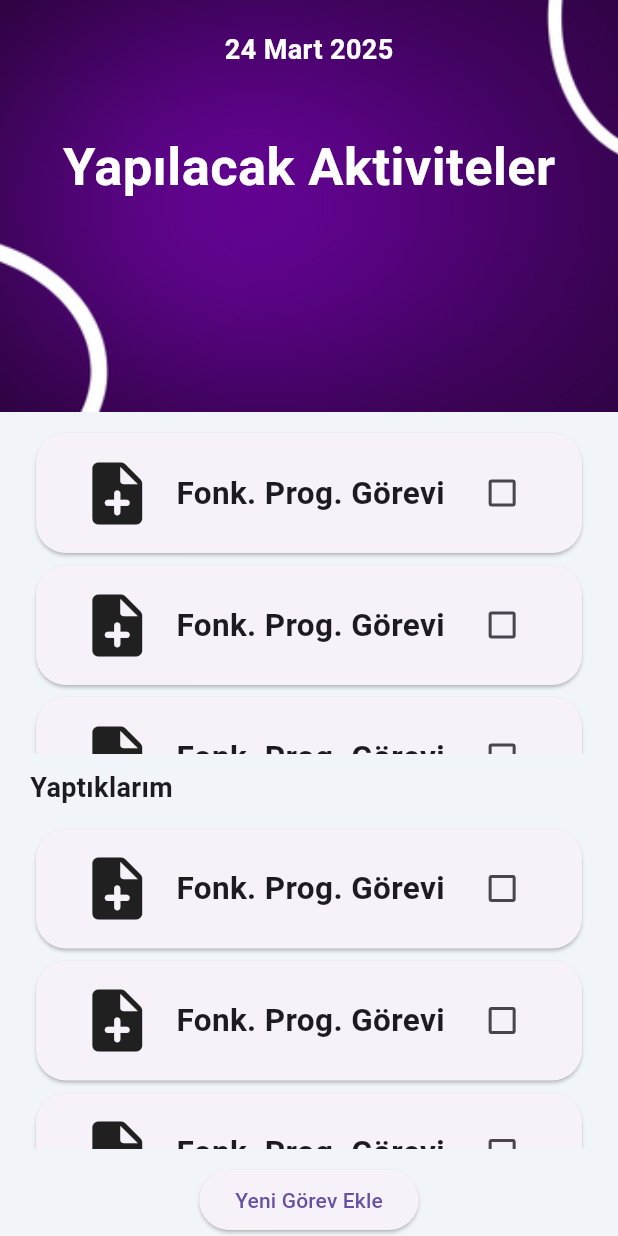
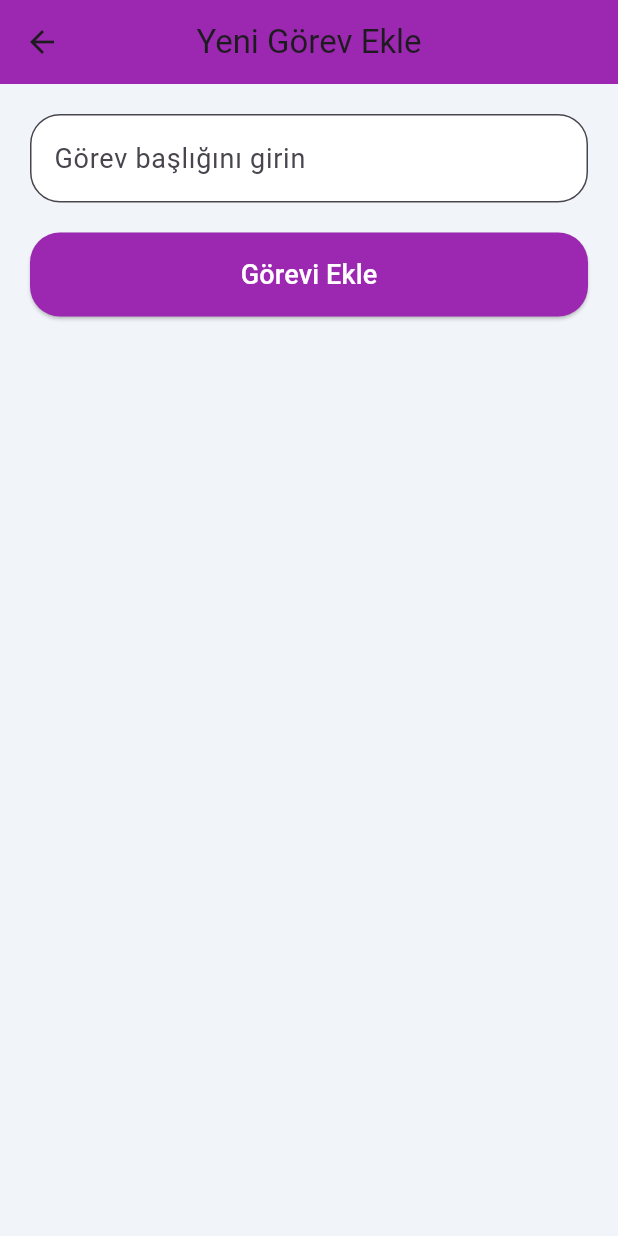
Before and after one commit to MUTLU234/Plan_Pusulasi_Mobile_App, a Flutter app: the screen it shows after launch, after a tap on "Yeni Görev Ekle", on a phone screen of 412 x 824 dp. Run offline on Flutter 3.47's test engine with Material 3 defaults, Android fonts, the phone set to English and light mode, and no system bars; our stand-ins replace hexcolor.

Commit message:
'hafta_3_commit'

```diff
--- a/lib/main.dart
+++ b/lib/main.dart
@@ -1,6 +1,7 @@
 import 'package:flutter/material.dart';
 import 'package:hexcolor/hexcolor.dart';
 import 'package:plan_pusulasi/constants/color.dart';
+import 'package:plan_pusulasi/screens/add_task_screen.dart';
 
 void main() {
   runApp(const MyApp());
@@ -14,17 +15,59 @@ class MyApp extends StatefulWidget {
 }
 
 class _MyAppState extends State<MyApp> {
-  bool isChecked = false;
+  List<Task> tasks = [
+    Task("Fonk. Prog. Görevi", false),
+    Task("Ana Ekran Düzenini İncele", false),
+    Task("Boşluk ve Margin Ayarları", false),
+  ];
 
+  List<Task> completedTasks = [
+    Task("Fonk. Prog. Görevi", true),
+    Task("Fonk. Prog. Görevi", true),
+  ];
+
+  void _addNewTask(String taskTitle) {
+    setState(() {
+      tasks.add(Task(taskTitle, false));
+    });
+  }
+
+  @override
+  Widget build(BuildContext context) {
+    return MaterialApp(
+      debugShowCheckedModeBanner: false,
+      home: HomeScreen(
+        tasks: tasks,
+        completedTasks: completedTasks,
+        onTaskAdded: _addNewTask,
+      ),
+    );
+  }
+}
+
+class HomeScreen extends StatefulWidget {
+  final List<Task> tasks;
+  final List<Task> completedTasks;
+  final Function(String) onTaskAdded;
+
+  const HomeScreen({
+    super.key,
+    required this.tasks,
+    required this.completedTasks,
+    required this.onTaskAdded,
+  });
+
+  @override
+  State<HomeScreen> createState() => _HomeScreenState();
+}
+
+class _HomeScreenState extends State<HomeScreen> {
   @override
   Widget build(BuildContext context) {
     double deviceHeight = MediaQuery.of(context).size.height;
     double deviceWidth = MediaQuery.of(context).size.width;
 
-    return MaterialApp(
-      debugShowCheckedModeBanner: false,
-      home: SafeArea(
-        //SafeArea sayesinde üstteki bildirim panelini kapsamadık onun altından başladık.
+    return SafeArea(
       child: Scaffold(
         backgroundColor: HexColor(backgroundColor),
         body: Column(
@@ -32,23 +75,18 @@ class _MyAppState extends State<MyApp> {
             // Header
             Container(
               width: deviceWidth,
-                height: deviceHeight / 3, //bölü 3 ekranın 3'te 1'i
+              height: deviceHeight / 3,
               decoration: BoxDecoration(
                 color: Colors.purple,
-                  image: DecorationImage(
+                image: const DecorationImage(
                   image: AssetImage("lib/assets/images/header.png"),
-                    fit:
-                        BoxFit
-                            .cover, //header.png görseli Header alanına yayıldı, kenarlarda boşluk kalmadı.
+                  fit: BoxFit.cover,
                 ),
               ),
-                child: const Column(
+              child: Column(
+                mainAxisAlignment: MainAxisAlignment.center,
                 children: [
-                    Padding(
-                      padding: EdgeInsets.only(
-                        top: 20,
-                      ), //tepeden 20 birim boşluk bıraktım.
-                      child: Text(
+                  const Text(
                     "24 Mart 2025",
                     style: TextStyle(
                       color: Colors.white,
@@ -56,12 +94,8 @@ class _MyAppState extends State<MyApp> {
                       fontWeight: FontWeight.bold,
                     ),
                   ),
-                    ),
-                    Padding(
-                      padding: EdgeInsets.only(
-                        top: 40,
-                      ), //Üstündeki nesneden 40 birim boşluk bıraktım.
-                      child: Text(
+                  const SizedBox(height: 20),
+                  const Text(
                     "Yapılacak Aktiviteler",
                     style: TextStyle(
                       color: Colors.white,
@@ -69,233 +103,211 @@ class _MyAppState extends State<MyApp> {
                       fontWeight: FontWeight.bold,
                     ),
                   ),
-                    ),
                 ],
               ),
             ),
-              // Top Column Yukarıdaki
+            // Top Column - Active Tasks
             Expanded(
               child: Padding(
-                  padding: const EdgeInsets.fromLTRB(20, 10, 20, 10),
-                  child: SingleChildScrollView(
+                padding: const EdgeInsets.fromLTRB(20, 20, 20, 10),
                 child: Column(
+                  crossAxisAlignment: CrossAxisAlignment.start,
                   children: [
-                        Card(
+                    const Text(
+                      "Yapılacaklar",
+                      style: TextStyle(
+                        fontWeight: FontWeight.bold,
+                        fontSize: 20,
+                      ),
+                    ),
+                    const SizedBox(height: 10),
+                    Expanded(
+                      child: ListView.builder(
+                        itemCount: widget.tasks.length,
+                        itemBuilder: (context, index) {
+                          return AnimatedContainer(
+                            duration: const Duration(milliseconds: 300),
+                            margin: const EdgeInsets.only(bottom: 10),
+                            child: Card(
+                              elevation: 4,
                               shape: RoundedRectangleBorder(
                                 borderRadius: BorderRadius.circular(20),
                               ),
                               child: Padding(
                                 padding: const EdgeInsets.all(15),
                                 child: Row(
-                              mainAxisAlignment: MainAxisAlignment.spaceEvenly,
+                                  mainAxisAlignment:
+                                      MainAxisAlignment.spaceBetween,
                                   children: [
-                                const Icon(Icons.note_add_rounded, size: 50),
-                                const Text(
-                                  "Fonk. Prog. Görevi",
-                                  style: TextStyle(
+                                    Row(
+                                      children: [
+                                        const Icon(
+                                          Icons.note_add_rounded,
+                                          size: 40,
+                                        ),
+                                        const SizedBox(width: 15),
+                                        Text(
+                                          widget.tasks[index].title,
+                                          style: const TextStyle(
                                             fontWeight: FontWeight.bold,
-                                    fontSize: 21,
+                                            fontSize: 18,
                                           ),
                                         ),
+                                      ],
+                                    ),
                                     Checkbox(
-                                  value: isChecked,
-                                  onChanged:
-                                      (val) => {
+                                      value: widget.tasks[index].isCompleted,
+                                      onChanged: (val) {
                                         setState(() {
-                                          isChecked = val!;
-                                        }),
+                                          widget.tasks[index].isCompleted =
+                                              val!;
+                                          if (val) {
+                                            widget.completedTasks.add(
+                                              widget.tasks[index],
+                                            );
+                                            widget.tasks.removeAt(index);
+                                          }
+                                        });
                                       },
                                     ),
                                   ],
                                 ),
                               ),
                             ),
-                        Card(
+                          );
+                        },
+                      ),
+                    ),
+                  ],
+                ),
+              ),
+            ),
+            // Bottom Column - Completed Tasks
+            Expanded(
+              child: Padding(
+                padding: const EdgeInsets.fromLTRB(20, 10, 20, 20),
+                child: Column(
+                  crossAxisAlignment: CrossAxisAlignment.start,
+                  children: [
+                    const Text(
+                      "Yaptıklarım",
+                      style: TextStyle(
+                        fontWeight: FontWeight.bold,
+                        fontSize: 20,
+                      ),
+                    ),
+                    const SizedBox(height: 10),
+                    Expanded(
+                      child: ListView.builder(
+                        itemCount: widget.completedTasks.length,
+                        itemBuilder: (context, index) {
+                          return AnimatedContainer(
+                            duration: const Duration(milliseconds: 300),
+                            margin: const EdgeInsets.only(bottom: 10),
+                            child: Card(
+                              elevation: 2,
+                              color: Colors.grey[200],
                               shape: RoundedRectangleBorder(
                                 borderRadius: BorderRadius.circular(20),
                               ),
                               child: Padding(
                                 padding: const EdgeInsets.all(15),
                                 child: Row(
-                              mainAxisAlignment: MainAxisAlignment.spaceEvenly,
+                                  mainAxisAlignment:
+                                      MainAxisAlignment.spaceBetween,
                                   children: [
-                                const Icon(Icons.note_add_rounded, size: 50),
-                                const Text(
-                                  "Fonk. Prog. Görevi",
-                                  style: TextStyle(
+                                    Row(
+                                      children: [
+                                        const Icon(
+                                          Icons.check_circle,
+                                          size: 40,
+                                          color: Colors.green,
+                                        ),
+                                        const SizedBox(width: 15),
+                                        Text(
+                                          widget.completedTasks[index].title,
+                                          style: const TextStyle(
                                             fontWeight: FontWeight.bold,
-                                    fontSize: 21,
+                                            fontSize: 18,
+                                            decoration:
+                                                TextDecoration.lineThrough,
                                           ),
                                         ),
+                                      ],
+                                    ),
                                     Checkbox(
-                                  value: isChecked,
-                                  onChanged:
-                                      (val) => {
+                                      value:
+                                          widget
+                                              .completedTasks[index]
+                                              .isCompleted,
+                                      onChanged: (val) {
                                         setState(() {
-                                          isChecked = val!;
-                                        }),
+                                          widget
+                                              .completedTasks[index]
+                                              .isCompleted = val!;
+                                          if (!val) {
+                                            widget.tasks.add(
+                                              widget.completedTasks[index],
+                                            );
+                                            widget.completedTasks.removeAt(
+                                              index,
+                                            );
+                                          }
+                                        });
                                       },
                                     ),
                                   ],
                                 ),
                               ),
                             ),
-                        Card(
+                          );
+                        },
+                      ),
+                    ),
+                  ],
+                ),
+              ),
+            ),
+            // Add Task Button
+            Padding(
+              padding: const EdgeInsets.all(20),
+              child: ElevatedButton(
+                onPressed: () {
+                  Navigator.push(
+                    context,
+                    MaterialPageRoute(
+                      builder:
+                          (context) =>
+                              AddTaskScreen(onTaskAdded: widget.onTaskAdded),
+                    ),
+                  );
+                },
+                style: ElevatedButton.styleFrom(
+                  backgroundColor: Colors.purple,
+                  padding: const EdgeInsets.symmetric(
+                    horizontal: 40,
+                    vertical: 15,
+                  ),
                   shape: RoundedRectangleBorder(
                     borderRadius: BorderRadius.circular(20),
                   ),
-                          child: Padding(
-                            padding: const EdgeInsets.all(15),
-                            child: Row(
-                              mainAxisAlignment: MainAxisAlignment.spaceEvenly,
-                              children: [
-                                const Icon(Icons.note_add_rounded, size: 50),
-                                const Text(
-                                  "Fonk. Prog. Görevi",
-                                  style: TextStyle(
-                                    fontWeight: FontWeight.bold,
-                                    fontSize: 21,
                 ),
-                                ),
-                                Checkbox(
-                                  value: isChecked,
-                                  onChanged:
-                                      (val) => {
-                                        setState(() {
-                                          isChecked = val!;
-                                        }),
-                                      },
-                                ),
-                              ],
+                child: const Text(
+                  "Yeni Görev Ekle",
+                  style: TextStyle(fontSize: 16, color: Colors.white),
                 ),
               ),
             ),
           ],
         ),
       ),
-                ),
-              ),
-              // Yaptıklarım Text'i
-              const Padding(
-                padding: EdgeInsets.only(left: 20),
-                child: Align(
-                  alignment: Alignment.centerLeft,
-                  child: Text(
-                    "Yaptıklarım",
-                    style: TextStyle(fontWeight: FontWeight.bold, fontSize: 18),
-                  ),
-                ),
-              ),
-              // Bottom Column Alttaki
-              Expanded(
-                child: Padding(
-                  padding: const EdgeInsets.fromLTRB(20, 10, 20, 10),
-                  child: SingleChildScrollView(
-                    child: Column(
-                      children: [
-                        Card(
-                          shape: RoundedRectangleBorder(
-                            borderRadius: BorderRadius.circular(20),
-                          ),
-                          child: Padding(
-                            padding: const EdgeInsets.all(15),
-                            child: Row(
-                              mainAxisAlignment: MainAxisAlignment.spaceEvenly,
-                              children: [
-                                const Icon(Icons.note_add_rounded, size: 50),
-                                const Text(
-                                  "Fonk. Prog. Görevi",
-                                  style: TextStyle(
-                                    fontWeight: FontWeight.bold,
-                                    fontSize: 21,
-                                  ),
-                                ),
-                                Checkbox(
-                                  value: isChecked,
-                                  onChanged:
-                                      (val) => {
-                                        setState(() {
-                                          isChecked = val!;
-                                        }),
-                                      },
-                                ),
-                              ],
-                            ),
-                          ),
-                        ),
-                        Card(
-                          shape: RoundedRectangleBorder(
-                            borderRadius: BorderRadius.circular(20),
-                          ),
-                          child: Padding(
-                            padding: const EdgeInsets.all(15),
-                            child: Row(
-                              mainAxisAlignment: MainAxisAlignment.spaceEvenly,
-                              children: [
-                                const Icon(Icons.note_add_rounded, size: 50),
-                                const Text(
-                                  "Fonk. Prog. Görevi",
-                                  style: TextStyle(
-                                    fontWeight: FontWeight.bold,
-                                    fontSize: 21,
-                                  ),
-                                ),
-                                Checkbox(
-                                  value: isChecked,
-                                  onChanged:
-                                      (val) => {
-                                        setState(() {
-                                          isChecked = val!;
-                                        }),
-                                      },
-                                ),
-                              ],
-                            ),
-                          ),
-                        ),
-                        Card(
-                          shape: RoundedRectangleBorder(
-                            borderRadius: BorderRadius.circular(20),
-                          ),
-                          child: Padding(
-                            padding: const EdgeInsets.all(15),
-                            child: Row(
-                              mainAxisAlignment: MainAxisAlignment.spaceEvenly,
-                              children: [
-                                const Icon(Icons.note_add_rounded, size: 50),
-                                const Text(
-                                  "Fonk. Prog. Görevi",
-                                  style: TextStyle(
-                                    fontWeight: FontWeight.bold,
-                                    fontSize: 21,
-                                  ),
-                                ),
-                                Checkbox(
-                                  value: isChecked,
-                                  onChanged:
-                                      (val) => {
-                                        setState(() {
-                                          isChecked = val!;
-                                        }),
-                                      },
-                                ),
-                              ],
-                            ),
-                          ),
-                        ),
-                      ],
-                    ),
-                  ),
-                ),
-              ),
-              ElevatedButton(
-                onPressed: () {},
-                child: const Text("Yeni Görev Ekle"),
-              ),
-            ],
-          ),
-        ),
-      ),
     );
   }
 }
+
+class Task {
+  String title;
+  bool isCompleted;
+
+  Task(this.title, this.isCompleted);
+}
--- /dev/null
+++ b/lib/screens/add_task_screen.dart
@@ -0,0 +1,87 @@
+import 'package:flutter/material.dart';
+import 'package:hexcolor/hexcolor.dart';
+import 'package:plan_pusulasi/constants/color.dart';
+
+class AddTaskScreen extends StatefulWidget {
+  final Function(String) onTaskAdded;
+
+  const AddTaskScreen({super.key, required this.onTaskAdded});
+
+  @override
+  State<AddTaskScreen> createState() => _AddTaskScreenState();
+}
+
+class _AddTaskScreenState extends State<AddTaskScreen> {
+  final TextEditingController _taskController = TextEditingController();
+  final _formKey = GlobalKey<FormState>();
+
+  @override
+  void dispose() {
+    _taskController.dispose();
+    super.dispose();
+  }
+
+  void _submitTask() {
+    if (_formKey.currentState!.validate()) {
+      print('Görev formu doğrulandı: ${_taskController.text}'); // Debug için
+      widget.onTaskAdded(_taskController.text);
+      Navigator.pop(context);
+    }
+  }
+
+  @override
+  Widget build(BuildContext context) {
+    return Scaffold(
+      backgroundColor: HexColor(backgroundColor),
+      appBar: AppBar(
+        backgroundColor: Colors.purple,
+        title: const Text('Yeni Görev Ekle'),
+        centerTitle: true,
+      ),
+      body: Padding(
+        padding: const EdgeInsets.all(20.0),
+        child: Form(
+          key: _formKey,
+          child: Column(
+            crossAxisAlignment: CrossAxisAlignment.stretch,
+            children: [
+              TextFormField(
+                controller: _taskController,
+                decoration: InputDecoration(
+                  hintText: 'Görev başlığını girin',
+                  border: OutlineInputBorder(
+                    borderRadius: BorderRadius.circular(20),
+                  ),
+                  filled: true,
+                  fillColor: Colors.white,
+                ),
+                style: const TextStyle(fontSize: 18),
+                validator: (value) {
+                  if (value == null || value.isEmpty) {
+                    return 'Lütfen bir görev başlığı girin';
+                  }
+                  return null;
+                },
+              ),
+              const SizedBox(height: 20),
+              ElevatedButton(
+                onPressed: _submitTask,
+                style: ElevatedButton.styleFrom(
+                  backgroundColor: Colors.purple,
+                  padding: const EdgeInsets.symmetric(vertical: 15),
+                  shape: RoundedRectangleBorder(
+                    borderRadius: BorderRadius.circular(20),
+                  ),
+                ),
+                child: const Text(
+                  'Görevi Ekle',
+                  style: TextStyle(fontSize: 18, color: Colors.white),
+                ),
+              ),
+            ],
+          ),
+        ),
+      ),
+    );
+  }
+}
```
Lines whose indentation alone changed are shown as unchanged.
